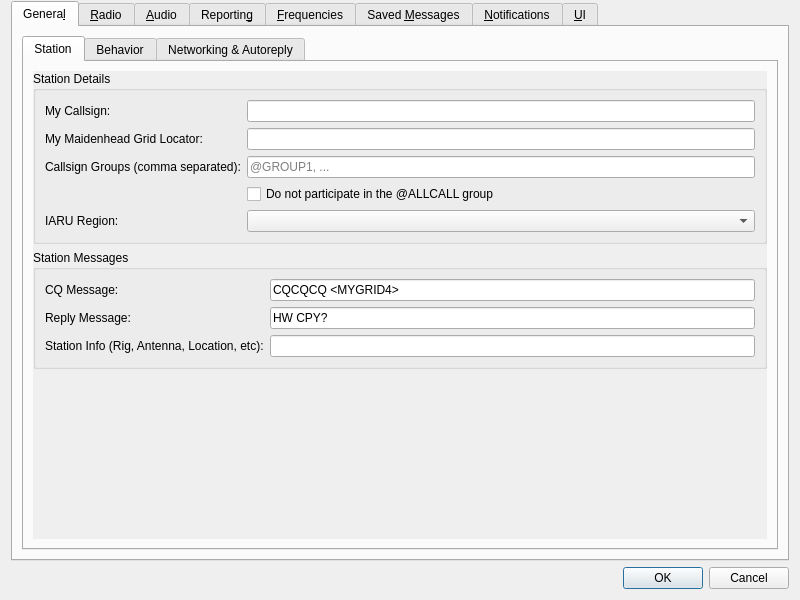
Above: Configuration.ui from qcmiao1998/js8call before the change. Below: the same form after it.
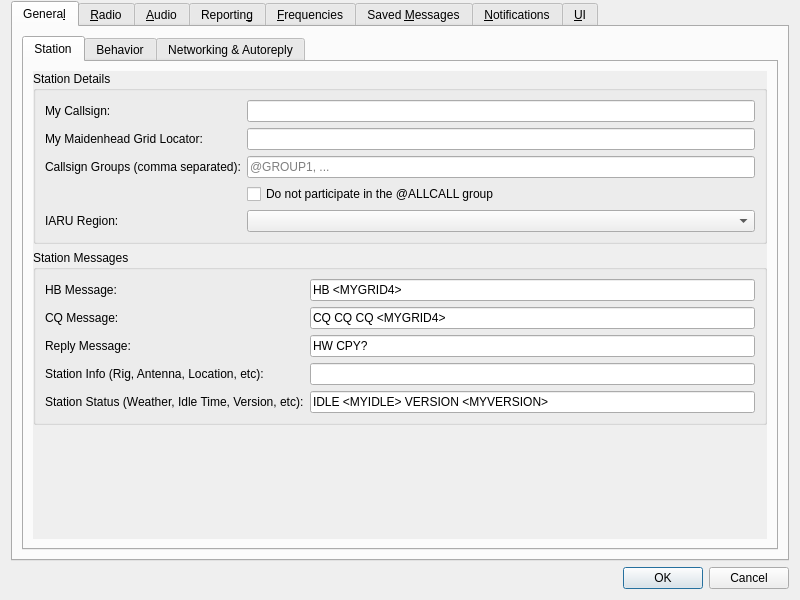
That is the form after the change.

Commit message: Configurable custom HB and STATUS messages

```diff
--- a/Configuration.ui
+++ b/Configuration.ui
@@ -190,14 +190,14 @@
                   <string>Station Messages</string>
                  </property>
                  <layout class="QGridLayout" name="gridLayout_4">
-                  <item row="1" column="1">
-                   <widget class="QLineEdit" name="reply_message_line_edit">
+                  <item row="4" column="1">
+                   <widget class="QLineEdit" name="status_message_line_edit">
                     <property name="text">
-                     <string>HW CPY?</string>
+                     <string>IDLE &lt;MYIDLE&gt; VERSION &lt;MYVERSION&gt;</string>
                     </property>
                    </widget>
                   </item>
-                  <item row="1" column="0">
+                  <item row="2" column="0">
                    <widget class="QLabel" name="label_17">
                     <property name="text">
                      <string>Reply Message:</string>
@@ -205,27 +205,34 @@
                    </widget>
                   </item>
                   <item row="0" column="0">
-                   <widget class="QLabel" name="label_19">
+                   <widget class="QLabel" name="label_28">
                     <property name="text">
-                     <string>CQ Message:</string>
-                    </property>
-                   </widget>
-                  </item>
-                  <item row="0" column="1">
-                   <widget class="QLineEdit" name="cq_message_line_edit">
-                    <property name="text">
-                     <string>CQCQCQ &lt;MYGRID4&gt;</string>
+                     <string>HB Message:</string>
                     </property>
                    </widget>
                   </item>
                   <item row="2" column="1">
-                   <widget class="QLineEdit" name="info_message_line_edit">
-                    <property name="toolTip">
-                     <string>&lt;html&gt;&lt;head/&gt;&lt;body&gt;&lt;p&gt;Station location message that is transmitted in response to &amp;quot;@&amp;quot; directed queries.&lt;/p&gt;&lt;/body&gt;&lt;/html&gt;</string>
+                   <widget class="QLineEdit" name="reply_message_line_edit">
+                    <property name="text">
+                     <string>HW CPY?</string>
                     </property>
                    </widget>
                   </item>
-                  <item row="2" column="0">
+                  <item row="0" column="1">
+                   <widget class="QLineEdit" name="hb_message_line_edit">
+                    <property name="text">
+                     <string>HB &lt;MYGRID4&gt;</string>
+                    </property>
+                   </widget>
+                  </item>
+                  <item row="1" column="1">
+                   <widget class="QLineEdit" name="cq_message_line_edit">
+                    <property name="text">
+                     <string>CQ CQ CQ &lt;MYGRID4&gt;</string>
+                    </property>
+                   </widget>
+                  </item>
+                  <item row="3" column="0">
                    <widget class="QLabel" name="label_14">
                     <property name="toolTip">
                      <string>&lt;html&gt;&lt;head/&gt;&lt;body&gt;&lt;p&gt;Station location message&lt;/p&gt;&lt;/body&gt;&lt;/html&gt;</string>
@@ -235,6 +242,27 @@
                     </property>
                    </widget>
                   </item>
+                  <item row="4" column="0">
+                   <widget class="QLabel" name="label_27">
+                    <property name="text">
+                     <string>Station Status (Weather, Idle Time, Version, etc):</string>
+                    </property>
+                   </widget>
+                  </item>
+                  <item row="3" column="1">
+                   <widget class="QLineEdit" name="info_message_line_edit">
+                    <property name="toolTip">
+                     <string>&lt;html&gt;&lt;head/&gt;&lt;body&gt;&lt;p&gt;Station location message that is transmitted in response to &amp;quot;@&amp;quot; directed queries.&lt;/p&gt;&lt;/body&gt;&lt;/html&gt;</string>
+                    </property>
+                   </widget>
+                  </item>
+                  <item row="1" column="0">
+                   <widget class="QLabel" name="label_19">
+                    <property name="text">
+                     <string>CQ Message:</string>
+                    </property>
+                   </widget>
+                  </item>
                  </layout>
                 </widget>
                </item>
```
Left out of the diff: 42 changed lines with no effect on the pictures. The commit also changes 7 other files.
